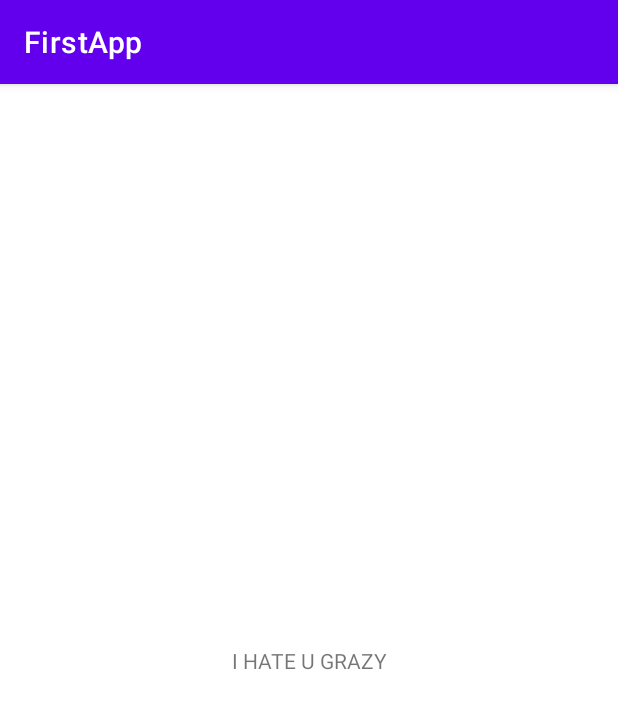
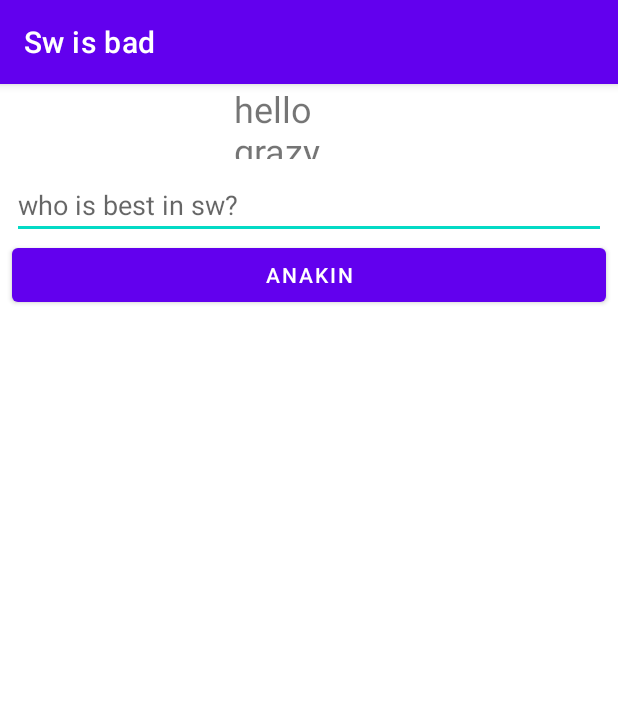
Before and after one commit to MatheusVict/First-Android-App, an Android app: the screen it shows after launch (MainActivity), on a phone screen of 412 x 824 dp. Shown: the top 709 px of the screen. Run offline under Robolectric (Android 15) with nearby library versions, the phone set to English and light mode, and no system bars.

Commit message:
manipulating elements

```diff
--- a/app/src/main/java/com/example/firstapp/MainActivity.kt
+++ b/app/src/main/java/com/example/firstapp/MainActivity.kt
@@ -2,10 +2,29 @@ package com.example.firstapp
 
 import androidx.appcompat.app.AppCompatActivity
 import android.os.Bundle
+import android.widget.Button
+import android.widget.EditText
+import android.widget.TextView
 
 class MainActivity : AppCompatActivity() {
     override fun onCreate(savedInstanceState: Bundle?) {
         super.onCreate(savedInstanceState)
         setContentView(R.layout.activity_main)
+
+        // get elementeViewByiD And do whatever
+        val name = findViewById<TextView>(R.id.swCharchest)
+        /*name.text = "mudou?"*/
+
+        val inputChoose = findViewById<EditText>(R.id.inputText)
+        val btnSubmit = findViewById<Button>(R.id.btn)
+
+        // When button is clicked
+        btnSubmit.setOnClickListener {
+            if(inputChoose.text.toString().isEmpty()) {
+               inputChoose.error = getString(R.string.app_name)
+            } else {
+                name.text = "olá ${inputChoose.text}"
+            }
+        }
     }
 }
--- a/app/src/main/res/layout/activity_main.xml
+++ b/app/src/main/res/layout/activity_main.xml
@@ -7,12 +7,39 @@
     tools:context=".MainActivity">
 
     <TextView
-        android:layout_width="wrap_content"
-        android:layout_height="wrap_content"
-        android:text="I HATE U GRAZY"
-        app:layout_constraintBottom_toBottomOf="parent"
+        android:id="@+id/swCharchest"
+        android:layout_width="100dp"
+        android:layout_height="50dp"
+        android:text="@string/hello_grazy"
+        android:textSize="24sp"
         app:layout_constraintEnd_toEndOf="parent"
         app:layout_constraintStart_toStartOf="parent"
         app:layout_constraintTop_toTopOf="parent" />
 
+    <EditText
+        android:id="@+id/inputText"
+        android:layout_width="0dp"
+        android:layout_height="wrap_content"
+        android:layout_marginStart="8dp"
+        android:layout_marginTop="8dp"
+        android:layout_marginEnd="8dp"
+        android:ems="10"
+        android:hint="@string/who_is_best_in_sw"
+        android:inputType="textPersonName"
+        app:layout_constraintEnd_toEndOf="parent"
+        app:layout_constraintHorizontal_bias="0.497"
+        app:layout_constraintStart_toStartOf="parent"
+        app:layout_constraintTop_toBottomOf="@+id/swCharchest" />
+
+    <Button
+        android:id="@+id/btn"
+        android:layout_width="0dp"
+        android:layout_height="wrap_content"
+        android:layout_marginStart="8dp"
+        android:layout_marginEnd="8dp"
+        android:text="@string/anakin"
+        app:layout_constraintEnd_toEndOf="parent"
+        app:layout_constraintStart_toStartOf="parent"
+        app:layout_constraintTop_toBottomOf="@+id/inputText" />
+
 </androidx.constraintlayout.widget.ConstraintLayout>
--- a/app/src/main/res/values/strings.xml
+++ b/app/src/main/res/values/strings.xml
@@ -1,3 +1,6 @@
 <resources>
-    <string name="app_name">FirstApp</string>
+    <string name="app_name">Sw is bad</string>
+    <string name="hello_grazy">hello grazy</string>
+    <string name="who_is_best_in_sw">who is best in sw?</string>
+    <string name="anakin" translatable="false">Anakin</string>
 </resources>
```
Also changed, not shown: app/build.gradle (+6 -6 lines), 1 other file.
